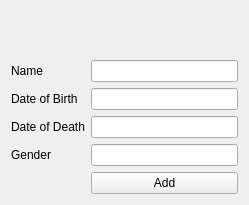
The window that SkilThrju/addscientist.ui (karigeir/Skil3) describes before a commit, drawn with Qt 5.
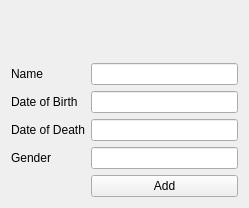
The same window after the commit.

```diff
--- a/SkilThrju/addscientist.ui
+++ b/SkilThrju/addscientist.ui
@@ -7,7 +7,7 @@
     <x>0</x>
     <y>0</y>
     <width>249</width>
-    <height>205</height>
+    <height>208</height>
    </rect>
   </property>
   <property name="windowTitle">
@@ -15,17 +15,17 @@
   </property>
   <layout class="QFormLayout" name="formLayout">
    <item row="5" column="1">
-    <widget class="QLineEdit" name="ScientistDOD_lineEdit"/>
+    <widget class="QLineEdit" name="ScientistName_lineEdit"/>
    </item>
    <item row="7" column="1">
-    <widget class="QLineEdit" name="ScientistDOB_lineEdit"/>
+    <widget class="QLineEdit" name="ScientistDOD_lineEdit"/>
    </item>
    <item row="9" column="1">
-    <widget class="QLineEdit" name="ScientistName_lineEdit"/>
-   </item>
-   <item row="6" column="1">
     <widget class="QLineEdit" name="ScientistGender_lineEdit"/>
    </item>
+   <item row="6" column="1">
+    <widget class="QLineEdit" name="ScientistDOB_lineEdit"/>
+   </item>
    <item row="10" column="1">
     <widget class="QPushButton" name="AddScientist_pushButton">
      <property name="text">
```
